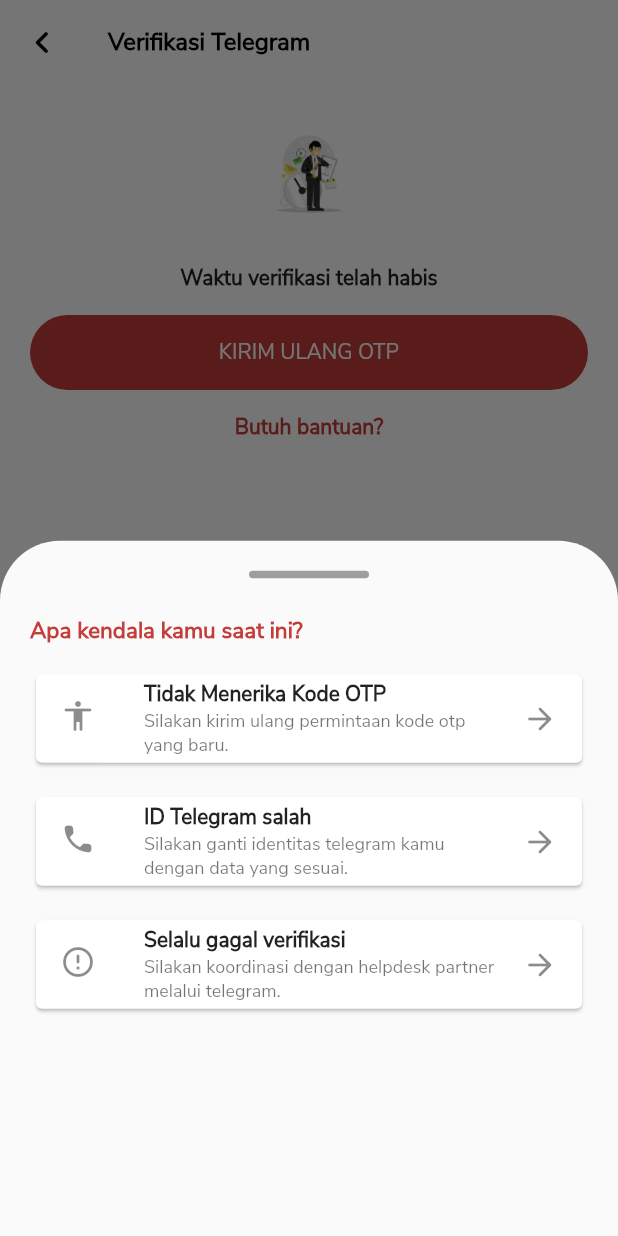
After one commit to fahrulazimi/project, a Flutter app: the OTPTimeoutTele screen opened directly, after a tap on "Butuh bantuan?", on a phone screen of 412 x 824 dp. The commit adds this screen. Run offline on Flutter 3.47's test engine with Material 2 defaults, Android fonts, the phone set to English and light mode, and no system bars; our stand-ins replace introduction_screen; missing offline and left inert: flutter_pin_code_fields.

Commit message:
update timeout & dialog

```diff
--- /dev/null
+++ b/lib/otp_timeout_tele.dart
@@ -0,0 +1,190 @@
+import 'package:flutter/material.dart';
+import 'package:project/dialog.dart';
+
+class OTPTimeoutTele extends StatefulWidget {
+  @override
+  _OTPTimeoutTeleState createState() => _OTPTimeoutTeleState();
+}
+
+class _OTPTimeoutTeleState extends State<OTPTimeoutTele> {
+  @override
+  Widget build(BuildContext context) {
+    return Scaffold(
+      backgroundColor: Colors.white,
+      appBar: AppBar(
+        backgroundColor: Colors.white,
+        leading: InkWell(
+          child: Icon(Icons.navigate_before_rounded,
+              size: 30, color: Colors.black),
+          onTap: () {
+            showDialog(
+                context: context,
+                builder: (BuildContext context) {
+                  return OnConfirmExitDialog();
+                });
+          },
+        ),
+        title: Text("Verifikasi Telegram",
+            style: TextStyle(
+                color: Colors.black,
+                fontSize: 16,
+                fontWeight: FontWeight.w700)),
+        elevation: 0,
+      ),
+      body: SingleChildScrollView(
+        child: Container(
+          padding: EdgeInsets.only(left: 20, right: 20),
+          child: Column(
+            crossAxisAlignment: CrossAxisAlignment.center,
+            children: <Widget>[
+              Image.asset(
+                "assets/images/intro2.png",
+                width: 120,
+              ),
+              Text("Waktu verifikasi telah habis",
+                  textAlign: TextAlign.center,
+                  style: TextStyle(fontSize: 14, fontWeight: FontWeight.w700)),
+              SizedBox(
+                height: 15,
+              ),
+              GestureDetector(
+                  child: Container(
+                    height: 50,
+                    decoration: BoxDecoration(
+                      borderRadius: BorderRadius.circular(25),
+                      color: Color(0xffC43D39),
+                    ),
+                    child: Center(
+                        child: Text(
+                      "KIRIM ULANG OTP",
+                      style: TextStyle(fontSize: 14, color: Colors.white),
+                    )),
+                  ),
+                  onTap: () {
+                    // showDialog(
+                    //     context: context,
+                    //     builder: (BuildContext context) {
+                    //       return OnLoadingDialog();
+                    //     });
+                    // Navigator.push(context,
+                    //     MaterialPageRoute(builder: (context) => OTPTimeOut()));
+                  }),
+              SizedBox(
+                height: 15,
+              ),
+              GestureDetector(
+                child: Container(
+                  child: Center(
+                    child: Text(
+                      "Butuh bantuan?",
+                      style: TextStyle(
+                          fontSize: 14,
+                          fontWeight: FontWeight.w700,
+                          color: Color(0xffC43D39)),
+                    ),
+                  ),
+                ),
+                onTap: () => _onButtonHelp(),
+              ),
+            ],
+          ),
+        ),
+      ),
+    );
+  }
+
+  void _onButtonHelp() {
+    showModalBottomSheet(
+        shape: RoundedRectangleBorder(
+          borderRadius: BorderRadius.only(
+              topLeft: Radius.circular(40), topRight: Radius.circular(40)),
+        ),
+        context: context,
+        builder: (context) {
+          return Container(
+            padding: EdgeInsets.all(20),
+            child: Column(
+              crossAxisAlignment: CrossAxisAlignment.start,
+              children: <Widget>[
+                Center(
+                  child: Container(
+                    width: 80,
+                    height: 5,
+                    decoration: BoxDecoration(
+                        borderRadius: BorderRadius.circular(5),
+                        color: Colors.grey),
+                  ),
+                ),
+                SizedBox(
+                  height: 25,
+                ),
+                Text(
+                  "Apa kendala kamu saat ini?",
+                  style: TextStyle(
+                      fontSize: 15,
+                      color: Color(0xffC43D39),
+                      fontWeight: FontWeight.w700),
+                ),
+                SizedBox(
+                  height: 15,
+                ),
+                Card(
+                  child: ListTile(
+                    leading: Icon(Icons.accessibility_rounded),
+                    title: Text(
+                      "Tidak Menerika Kode OTP",
+                      style:
+                          TextStyle(fontSize: 14, fontWeight: FontWeight.w700),
+                    ),
+                    subtitle: Text(
+                      "Silakan kirim ulang permintaan kode otp yang baru.",
+                      style: TextStyle(fontSize: 12),
+                    ),
+                    trailing: Icon(Icons.arrow_forward_rounded),
+                    onTap: () {},
+                  ),
+                ),
+                SizedBox(
+                  height: 15,
+                ),
+                Card(
+                  child: ListTile(
+                    leading: Icon(Icons.call_rounded),
+                    title: Text(
+                      "ID Telegram salah",
+                      style:
+                          TextStyle(fontSize: 14, fontWeight: FontWeight.w700),
+                    ),
+                    subtitle: Text(
+                      "Silakan ganti identitas telegram kamu dengan data yang sesuai.",
+                      style: TextStyle(fontSize: 12),
+                    ),
+                    trailing: Icon(Icons.arrow_forward_rounded),
+                    onTap: () {},
+                  ),
+                ),
+                SizedBox(
+                  height: 15,
+                ),
+                Card(
+                  child: ListTile(
+                    leading: Icon(Icons.error_outline_rounded),
+                    title: Text(
+                      "Selalu gagal verifikasi",
+                      style:
+                          TextStyle(fontSize: 14, fontWeight: FontWeight.w700),
+                    ),
+                    subtitle: Text(
+                      "Silakan koordinasi dengan helpdesk partner melalui telegram.",
+                      style: TextStyle(fontSize: 12),
+                    ),
+                    trailing: Icon(Icons.arrow_forward_rounded),
+                    onTap: () {},
+                  ),
+                ),
+              ],
+            ),
+          );
+        });
+  }
+}
```
Also changed, not shown: lib/dialog.dart (+124 -0 lines).
